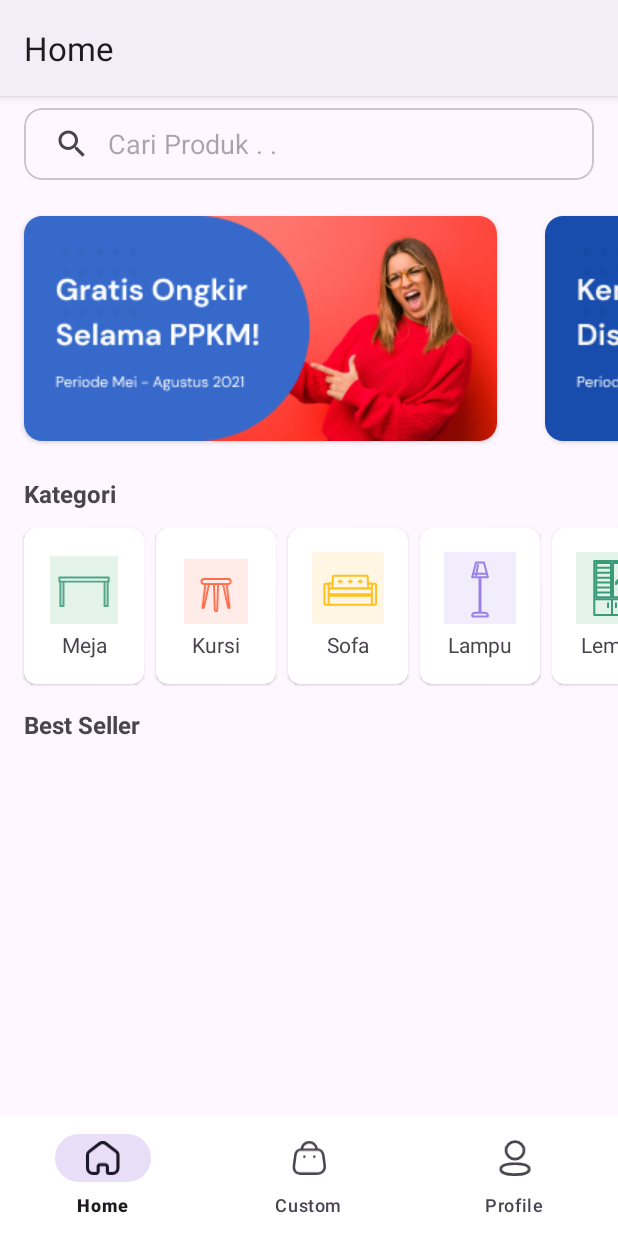
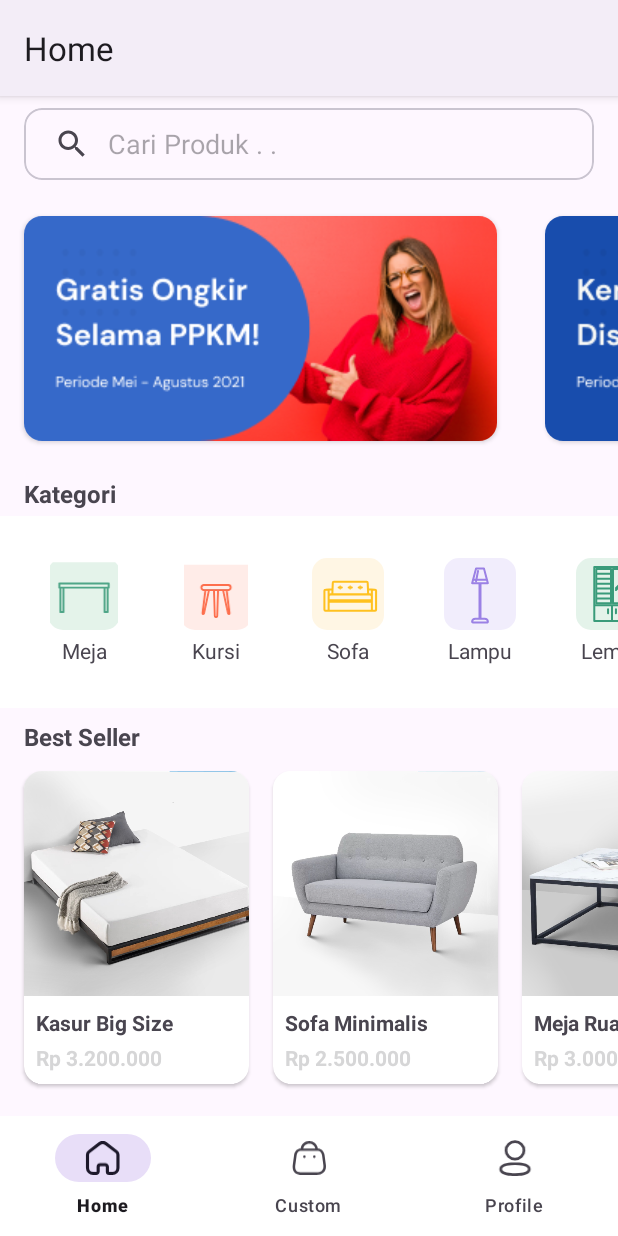
Before and after one commit to ArfanRahmanYudiantoro/Furniplan, an Android app built with Jetpack Compose: the screen it shows after launch once a user with an empty profile is signed in (DashboardActivity), on a phone screen of 412 x 824 dp. Run offline under Robolectric (Android 15) with nearby library versions, the phone set to English and light mode, and no system bars; our stand-ins replace Firebase (no records; nobody signed in at launch, a user with empty details on screens opened directly), navigation-ui.

Commit message:
add data produk, serta perbaikan kategori ui

```diff
--- /dev/null
+++ b/app/src/main/java/com/celtic/furniplan/model/Produk.kt
@@ -0,0 +1,8 @@
+package com.celtic.furniplan.model
+
+data class Produk(
+    val imageProduk: Int,
+    val namaProduk: String,
+    val hargaProduk: String,
+    val deskripsiProduk: String
+)
--- /dev/null
+++ b/app/src/main/java/com/celtic/furniplan/model/Produks.kt
@@ -0,0 +1,27 @@
+package com.celtic.furniplan.model
+
+import com.celtic.furniplan.R
+
+object Produks {
+    fun getProdukData(): List<Produk> {
+        return listOf(
+            Produk(R.drawable.image_kasur, "Kasur Big Size", "Rp 3.200.000", "Kasur ini memiliki tingkat kekerasan medium, cocok digunakan oleh orang dewasa.\n" +
+                    "Spesifikasi\n" +
+                    "• High quality bonnell spring\n" +
+                    "• High density foam\n" +
+                    "• Lapisan cover dengan kain quilting supersoft, yang lembut dan tidak panas\n" +
+                    "• Ketebalan: 21 cm\n" +
+                    "• Garansi 10 tahun (syarat dan ketentuan berlaku)" ),
+            Produk(R.drawable.image_sofa, "Sofa Minimalis", "Rp 2.500.000", "Sofa estetik, cocok digunakan oleh orang dewasa.\n" +
+                    "Spesifikasi\n" +
+                    "• High density foam\n" +
+                    "• Lapisan cover dengan kain quilting supersoft, yang lembut dan tidak panas\n" +
+                    "• Garansi 10 tahun (syarat dan ketentuan berlaku)"),
+            Produk(R.drawable.image_meja, "Meja Ruang Tamu", "Rp 3.000.000", "Meja Ruang Tamu, dengan desain minimalis dan bahan yang kokoh.\n" +
+                    "Spesifikasi\n" +
+                    "• High quality wood\n" +
+                    "• Kayu dilapisi dengan cat anti rayap kuat 100 tahun\n" +
+                    "• Garansi 10 tahun (syarat dan ketentuan berlaku)")
+        )
+    }
+}
--- /dev/null
+++ b/app/src/main/java/com/celtic/furniplan/ui/home/CardProdukAdapter.kt
@@ -0,0 +1,34 @@
+package com.celtic.furniplan.ui.home
+
+import android.view.LayoutInflater
+import android.view.ViewGroup
+import androidx.recyclerview.widget.RecyclerView
+import com.celtic.furniplan.databinding.CardProdukItemBinding
+import com.celtic.furniplan.model.Produk
+
+class CardProdukAdapter(private val data: List<Produk>) :
+    RecyclerView.Adapter<CardProdukAdapter.ViewHolder>() {
+
+    class ViewHolder(private val binding: CardProdukItemBinding) :
+        RecyclerView.ViewHolder(binding.root) {
+        fun bind(produk: Produk) = with(binding) {
+            imageViewFotoProduk.setImageResource(produk.imageProduk)
+            textViewNamaProduk.text = produk.namaProduk
+            textViewHargaProduk.text = produk.hargaProduk
+        }
+    }
+
+    override fun onCreateViewHolder(parent: ViewGroup, viewType: Int): ViewHolder {
+        val inflater = LayoutInflater.from(parent.context)
+        val binding = CardProdukItemBinding.inflate(inflater, parent, false)
+        return ViewHolder(binding)
+    }
+
+    override fun getItemCount(): Int {
+        return data.size
+    }
+
+    override fun onBindViewHolder(holder: ViewHolder, position: Int) {
+        holder.bind(data[position])
+    }
+}
--- a/app/src/main/java/com/celtic/furniplan/ui/home/HomeFragment.kt
+++ b/app/src/main/java/com/celtic/furniplan/ui/home/HomeFragment.kt
@@ -7,8 +7,10 @@ import android.view.ViewGroup
 import androidx.fragment.app.Fragment
 import com.celtic.furniplan.databinding.FragmentHomeBinding
 import com.celtic.furniplan.model.Banners.getBannerData
+import com.celtic.furniplan.model.Produks
+import com.celtic.furniplan.model.Produks.getProdukData
 
-class HomeFragment: Fragment() {
+class HomeFragment : Fragment() {
     private lateinit var binding: FragmentHomeBinding
 
     override fun onCreateView(
@@ -24,12 +26,15 @@ class HomeFragment: Fragment() {
         super.onViewCreated(view, savedInstanceState)
 
 //        pemanggilan RV banner
-        with(binding.bannerRecyclerView){
+        with(binding.bannerRecyclerView) {
             adapter = BannerAdapter(getBannerData())
             setHasFixedSize(true)
         }
 
-//        pemanggilan RV kategori
-
+//        pemanggilan RV produk best seller
+        with(binding.bestSellerRecyclerView) {
+            adapter = CardProdukAdapter(getProdukData())
+            setHasFixedSize(true)
+        }
     }
 }
--- a/app/src/main/res/layout/best_seller_item.xml
+++ b/app/src/main/res/layout/card_produk_item.xml
@@ -1,6 +1,7 @@
 <?xml version="1.0" encoding="utf-8"?>
 <androidx.constraintlayout.widget.ConstraintLayout xmlns:android="http://schemas.android.com/apk/res/android"
     xmlns:app="http://schemas.android.com/apk/res-auto"
+    xmlns:card_view="http://schemas.android.com/tools"
     android:layout_width="wrap_content"
     android:layout_height="wrap_content">
 
@@ -11,10 +12,13 @@
         android:layout_marginTop="8dp"
         android:layout_marginEnd="8dp"
         android:layout_marginBottom="8dp"
+        android:backgroundTint="@color/white"
+        app:cardElevation="1.5dp"
         app:layout_constraintBottom_toBottomOf="parent"
         app:layout_constraintEnd_toEndOf="parent"
         app:layout_constraintStart_toStartOf="parent"
-        app:layout_constraintTop_toTopOf="parent">
+        app:layout_constraintTop_toTopOf="parent"
+        app:strokeWidth="0dp">
 
         <androidx.constraintlayout.widget.ConstraintLayout
             android:layout_width="match_parent"
--- a/app/src/main/res/layout/fragment_detail_product.xml
+++ b/app/src/main/res/layout/fragment_detail_product.xml
@@ -1,6 +1,5 @@
 <?xml version="1.0" encoding="utf-8"?>
-<ScrollView
-    xmlns:android="http://schemas.android.com/apk/res/android"
+<ScrollView xmlns:android="http://schemas.android.com/apk/res/android"
     xmlns:app="http://schemas.android.com/apk/res-auto"
     xmlns:tools="http://schemas.android.com/tools"
     android:layout_width="match_parent"
@@ -15,8 +14,8 @@
             android:layout_width="415dp"
             android:layout_height="270dp"
             android:scaleType="centerCrop"
+            app:layout_constraintEnd_toEndOf="parent"
             app:layout_constraintStart_toStartOf="parent"
-            app:layout_constraintEnd_toEndOf="parent"
             app:layout_constraintTop_toTopOf="parent"
             tools:srcCompat="@tools:sample/avatars" />
 
@@ -38,24 +37,11 @@
             android:layout_height="wrap_content"
             android:layout_marginTop="8dp"
             android:layout_marginEnd="24dp"
+            android:text="Rp 300.000"
+            android:textColor="@color/orange"
             android:textSize="16sp"
-            android:textColor="@color/orange"
             app:layout_constraintStart_toStartOf="@id/judulProdukTextView"
-            app:layout_constraintTop_toBottomOf="@id/judulProdukTextView"
-            android:text="Rp 300.000" />
-
-        <TextView
-            android:id="@+id/stokTextView"
-            android:layout_width="wrap_content"
-            android:layout_height="wrap_content"
-            android:layout_marginTop="8dp"
-            android:layout_marginEnd="24dp"
-            android:textSize="12sp"
-
-            android:textColor="@color/green"
-            app:layout_constraintStart_toStartOf="@id/hargaTextView"
-            app:layout_constraintTop_toBottomOf="@id/hargaTextView"
-            android:text="Tersedia: 250" />
+            app:layout_constraintTop_toBottomOf="@id/judulProdukTextView" />
 
         <View
             android:id="@+id/divider"
@@ -65,8 +51,8 @@
             android:layout_marginEnd="16dp"
             android:background="?android:attr/listDivider"
             app:layout_constraintEnd_toEndOf="parent"
-            app:layout_constraintStart_toStartOf="@+id/stokTextView"
-            app:layout_constraintTop_toBottomOf="@id/stokTextView" />
+            app:layout_constraintStart_toStartOf="@id/hargaTextView"
+            app:layout_constraintTop_toBottomOf="@+id/hargaTextView" />
 
         <TextView
             android:id="@+id/judulDeskripsiTextView"
@@ -120,5 +106,5 @@
             app:layout_constraintEnd_toEndOf="parent"
             app:layout_constraintStart_toStartOf="parent"
             app:layout_constraintTop_toBottomOf="@id/divider2" />
-    </androidx.constraintlayout.widget.ConstraintLayout >
+    </androidx.constraintlayout.widget.ConstraintLayout>
 </ScrollView>
--- a/app/src/main/res/layout/fragment_home.xml
+++ b/app/src/main/res/layout/fragment_home.xml
@@ -68,7 +68,10 @@
             <!-- Layout Kategori -->
             <LinearLayout
                 android:layout_width="0dp"
-                android:layout_height="wrap_content">
+                android:layout_height="wrap_content"
+                android:background="@color/white"
+                android:paddingTop="4dp"
+                android:paddingBottom="4dp">
 
                 <!--Meja-->
                 <androidx.cardview.widget.CardView
@@ -79,7 +82,7 @@
                     android:layout_marginTop="8dp"
                     android:layout_marginBottom="8dp"
                     app:cardCornerRadius="8dp"
-                    app:cardElevation="1dp"
+                    app:cardElevation="0dp"
                     app:layout_constraintBottom_toBottomOf="parent"
                     app:layout_constraintStart_toStartOf="parent"
                     app:layout_constraintTop_toTopOf="parent">
@@ -89,11 +92,12 @@
                         android:layout_height="wrap_content"
                         android:padding="16dp">
 
-                        <ImageView
+                        <com.google.android.material.imageview.ShapeableImageView
                             android:id="@+id/icMeja"
                             android:layout_width="48dp"
                             android:layout_height="48dp"
                             android:src="@drawable/ic_meja"
+                            app:shapeAppearance="@style/rounderSquare"
                             app:layout_constraintEnd_toEndOf="parent"
                             app:layout_constraintStart_toStartOf="parent"
                             app:layout_constraintTop_toTopOf="parent" />
@@ -122,7 +126,7 @@
                     android:layout_marginTop="8dp"
                     android:layout_marginBottom="8dp"
                     app:cardCornerRadius="8dp"
-                    app:cardElevation="1dp"
+                    app:cardElevation="0dp"
                     app:layout_constraintBottom_toBottomOf="parent"
                     app:layout_constraintStart_toEndOf="@id/cardMeja"
                     app:layout_constraintTop_toTopOf="parent">
@@ -132,14 +136,15 @@
                         android:layout_height="wrap_content"
                         android:padding="16dp">
 
-                        <ImageView
+                        <com.google.android.material.imageview.ShapeableImageView
                             android:id="@+id/icKursi"
                             android:layout_width="48dp"
                             android:layout_height="48dp"
                             android:src="@drawable/ic_kursi"
                             app:layout_constraintEnd_toEndOf="parent"
                             app:layout_constraintStart_toStartOf="parent"
-                            app:layout_constraintTop_toTopOf="parent" />
+                            app:layout_constraintTop_toTopOf="parent"
+                            app:shapeAppearance="@style/rounderSquare" />
 
                         <TextView
                             android:layout_width="wrap_content"
@@ -165,7 +170,7 @@
                     android:layout_marginTop="8dp"
                     android:layout_marginBottom="8dp"
                     app:cardCornerRadius="8dp"
-                    app:cardElevation="1dp"
+                    app:cardElevation="0dp"
                     app:layout_constraintBottom_toBottomOf="parent"
                     app:layout_constraintStart_toEndOf="@id/cardKursi"
                     app:layout_constraintTop_toTopOf="parent">
@@ -175,14 +180,15 @@
                         android:layout_height="wrap_content"
                         android:padding="16dp">
 
-                        <ImageView
+                        <com.google.android.material.imageview.ShapeableImageView
                             android:id="@+id/icSofa"
                             android:layout_width="48dp"
                             android:layout_height="48dp"
                             android:src="@drawable/ic_sofa"
                             app:layout_constraintEnd_toEndOf="parent"
                             app:layout_constraintStart_toStartOf="parent"
-                            app:layout_constraintTop_toTopOf="parent" />
+                            app:layout_constraintTop_toTopOf="parent"
+                            app:shapeAppearance="@style/rounderSquare" />
 
                         <TextView
                             android:layout_width="wrap_content"
@@ -208,7 +214,7 @@
                     android:layout_marginTop="8dp"
                     android:layout_marginBottom="8dp"
                     app:cardCornerRadius="8dp"
-                    app:cardElevation="1dp"
+                    app:cardElevation="0dp"
                     app:layout_constraintBottom_toBottomOf="parent"
                     app:layout_constraintStart_toEndOf="@id/cardSofa"
                     app:layout_constraintTop_toTopOf="parent">
@@ -218,14 +224,15 @@
                         android:layout_height="wrap_content"
                         android:padding="16dp">
 
-                        <ImageView
+                        <com.google.android.material.imageview.ShapeableImageView
                             android:id="@+id/icLampu"
                             android:layout_width="48dp"
                             android:layout_height="48dp"
                             android:src="@drawable/ic_lampu"
                             app:layout_constraintEnd_toEndOf="parent"
                             app:layout_constraintStart_toStartOf="parent"
-                            app:layout_constraintTop_toTopOf="parent" />
+                            app:layout_constraintTop_toTopOf="parent"
+                            app:shapeAppearance="@style/rounderSquare" />
 
                         <TextView
                             android:layout_width="wrap_content"
@@ -252,7 +259,7 @@
                     android:layout_marginEnd="16dp"
                     android:layout_marginBottom="8dp"
                     app:cardCornerRadius="8dp"
-                    app:cardElevation="1dp"
+                    app:cardElevation="0dp"
                     app:layout_constraintBottom_toBottomOf="parent"
                     app:layout_constraintEnd_toEndOf="parent"
                     app:layout_constraintStart_toEndOf="@id/cardLampu"
@@ -263,14 +270,15 @@
                         android:layout_height="wrap_content"
                         android:padding="16dp">
 
-                        <ImageView
+                        <com.google.android.material.imageview.ShapeableImageView
                             android:id="@+id/icLemari"
                             android:layout_width="48dp"
                             android:layout_height="48dp"
                             android:src="@drawable/ic_lemari"
                             app:layout_constraintEnd_toEndOf="parent"
                             app:layout_constraintStart_toStartOf="parent"
-                            app:layout_constraintTop_toTopOf="parent" />
+                            app:layout_constraintTop_toTopOf="parent"
+                            app:shapeAppearance="@style/rounderSquare" />
 
                         <TextView
                             android:layout_width="wrap_content"
@@ -312,11 +320,12 @@
             android:layout_height="wrap_content"
             android:layout_marginTop="4dp"
             android:orientation="horizontal"
+            android:paddingStart="8dp"
             app:layoutManager="androidx.recyclerview.widget.LinearLayoutManager"
             app:layout_constraintEnd_toEndOf="parent"
             app:layout_constraintStart_toStartOf="parent"
             app:layout_constraintTop_toBottomOf="@id/plcBestSeller"
-            tools:listitem="@layout/best_seller_item" />
+            tools:listitem="@layout/card_produk_item" />
 
     </androidx.constraintlayout.widget.ConstraintLayout>
 
--- /dev/null
+++ b/app/src/main/res/values/custom_styles.xml
@@ -0,0 +1,7 @@
+<?xml version="1.0" encoding="utf-8"?>
+<resources>
+
+    <style name="rounderSquare">
+        <item name="cornerSize">10dp</item>
+    </style>
+</resources>
```
